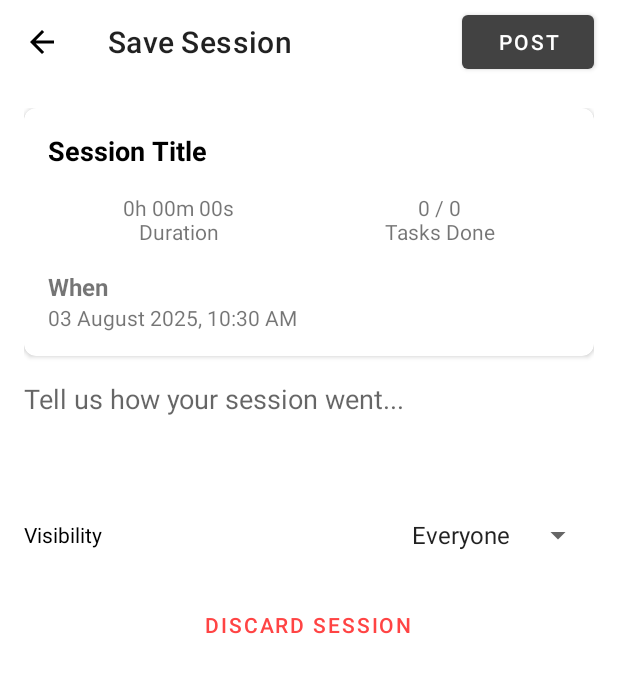
After one commit to GizaRoi/Pokus, an Android app: the SaveSessionActivity screen opened directly, with no data from a screen before it, on a phone screen of 412 x 824 dp. The commit adds this screen. Shown: the top 673 px of the screen. Run offline under Robolectric (Android 15) with nearby library versions, the phone set to English and light mode, and no system bars.

Commit message:
working sessions and todo screens, post-session screen working

```diff
--- a/app/src/main/AndroidManifest.xml
+++ b/app/src/main/AndroidManifest.xml
@@ -16,6 +16,10 @@
         android:supportsRtl="true"
         android:theme="@style/Theme.Pokus"
         tools:targetApi="31">
+        <activity
+            android:name=".ui.post.SaveSessionActivity"
+            android:exported="false" />
+
         <activity
             android:name=".auth.LoginActivity"
             android:exported="true">
--- /dev/null
+++ b/app/src/main/java/com/mobicom/mco/pokus/ui/post/SaveSessionActivity.kt
@@ -0,0 +1,83 @@
+package com.mobicom.mco.pokus.ui.post
+
+import android.content.Intent
+import android.os.Bundle
+import android.widget.ArrayAdapter
+import android.widget.Toast
+import androidx.appcompat.app.AppCompatActivity
+import com.mobicom.mco.pokus.MainActivity
+import com.mobicom.mco.pokus.R
+import com.mobicom.mco.pokus.databinding.ActivitySaveSessionBinding
+import java.text.SimpleDateFormat
+import java.util.Date
+import java.util.Locale
+import java.util.concurrent.TimeUnit
+
+class SaveSessionActivity : AppCompatActivity() {
+
+    private lateinit var binding: ActivitySaveSessionBinding
+
+    override fun onCreate(savedInstanceState: Bundle?) {
+        super.onCreate(savedInstanceState)
+        binding = ActivitySaveSessionBinding.inflate(layoutInflater)
+        setContentView(binding.root)
+
+        // Get data from the Intent
+        val durationInMillis = intent.getLongExtra("SESSION_DURATION", 0L)
+        val tasksDoneCount = intent.getIntExtra("TASKS_DONE_COUNT", 0)
+        val totalTasksCount = intent.getIntExtra("TOTAL_TASKS_COUNT", 0)
+
+        // Display the data
+        binding.tvDuration.text = "${formatDuration(durationInMillis)}\nDuration"
+        binding.tvTasksDone.text = "$tasksDoneCount / $totalTasksCount\nTasks Done"
+        binding.tvDateTime.text = SimpleDateFormat("dd MMMM yyyy, hh:mm a", Locale.getDefault()).format(Date())
+
+        // Set up the visibility spinner
+        val visibilityAdapter = ArrayAdapter.createFromResource(
+            this,
+            R.array.visibility_options,
+            android.R.layout.simple_spinner_item
+        )
+        visibilityAdapter.setDropDownViewResource(android.R.layout.simple_spinner_dropdown_item)
+        binding.spinnerVisibility.adapter = visibilityAdapter
+
+        // Set listener for the back button on the toolbar
+        binding.toolbar.setNavigationOnClickListener {
+            finish()
+        }
+
+        // Set listener for the Discard button
+        binding.btnDiscard.setOnClickListener {
+            finish() // Simply close the activity
+        }
+
+        // Set listener for the "Post" button
+        binding.btnSavePost.setOnClickListener {
+            // Backend developer will replace this with Firebase logic
+            savePostToFirebase()
+        }
+    }
+
+    private fun savePostToFirebase() {
+        // --- THIS IS WHERE THE BACKEND LOGIC WILL GO ---
+        // For now, we will simulate a successful post for the UI.
+
+        Toast.makeText(this, "Session posted successfully!", Toast.LENGTH_SHORT).show()
+
+        // Navigate back to MainActivity and show the HomeFragment
+        val intent = Intent(this, MainActivity::class.java).apply {
+            // These flags clear the activity stack and bring MainActivity to the front
+            flags = Intent.FLAG_ACTIVITY_CLEAR_TOP or Intent.FLAG_ACTIVITY_SINGLE_TOP
+            putExtra("NAVIGATE_TO", R.id.nav_home)
+        }
+        startActivity(intent)
+        finish()
+    }
+
+    private fun formatDuration(millis: Long): String {
+        val hours = TimeUnit.MILLISECONDS.toHours(millis)
+        val minutes = TimeUnit.MILLISECONDS.toMinutes(millis) % 60
+        val seconds = TimeUnit.MILLISECONDS.toSeconds(millis) % 60
+        return String.format("%dh %02dm %02ds", hours, minutes, seconds)
+    }
+}
--- /dev/null
+++ b/app/src/main/res/layout/activity_save_session.xml
@@ -0,0 +1,142 @@
+<?xml version="1.0" encoding="utf-8"?>
+<LinearLayout xmlns:android="http://schemas.android.com/apk/res/android"
+    xmlns:app="http://schemas.android.com/apk/res-auto"
+    xmlns:tools="http://schemas.android.com/tools"
+    android:layout_width="match_parent"
+    android:layout_height="match_parent"
+    android:orientation="vertical"
+    android:background="#FFFFFF">
+
+    <com.google.android.material.appbar.MaterialToolbar
+        android:id="@+id/toolbar"
+        android:layout_width="match_parent"
+        android:layout_height="?attr/actionBarSize"
+        app:title="Save Session"
+        app:navigationIcon="@drawable/backarrow">
+
+        <Button
+            android:id="@+id/btn_save_post"
+            android:layout_width="wrap_content"
+            android:layout_height="wrap_content"
+            android:layout_gravity="end"
+            android:layout_marginEnd="16dp"
+            app:backgroundTint="@color/pokus_gray"
+            android:text="Post" />
+
+    </com.google.android.material.appbar.MaterialToolbar>
+
+    <ScrollView
+        android:layout_width="match_parent"
+        android:layout_height="match_parent">
+
+        <LinearLayout
+            android:layout_width="match_parent"
+            android:layout_height="wrap_content"
+            android:orientation="vertical"
+            android:padding="16dp">
+
+            <androidx.cardview.widget.CardView
+                android:layout_width="match_parent"
+                android:layout_height="wrap_content"
+                app:cardCornerRadius="8dp"
+                app:cardElevation="2dp">
+
+                <LinearLayout
+                    android:layout_width="match_parent"
+                    android:layout_height="wrap_content"
+                    android:orientation="vertical"
+                    android:padding="16dp">
+
+                    <TextView
+                        android:id="@+id/session_title_label"
+                        android:layout_width="wrap_content"
+                        android:layout_height="wrap_content"
+                        android:text="Session Title"
+                        android:textColor="@android:color/black"
+                        android:textSize="18sp"
+                        android:textStyle="bold" />
+
+                    <LinearLayout
+                        android:layout_width="match_parent"
+                        android:layout_height="wrap_content"
+                        android:layout_marginTop="16dp"
+                        android:orientation="horizontal">
+
+                        <TextView
+                            android:id="@+id/tv_duration"
+                            android:layout_width="0dp"
+                            android:layout_height="wrap_content"
+                            android:layout_weight="1"
+                            android:gravity="center"
+                            tools:text="1h 22m 45s\nDuration" />
+
+                        <TextView
+                            android:id="@+id/tv_tasks_done"
+                            android:layout_width="0dp"
+                            android:layout_height="wrap_content"
+                            android:layout_weight="1"
+                            android:gravity="center"
+                            tools:text="4 / 6\nTasks Done" />
+                    </LinearLayout>
+
+                    <TextView
+                        android:id="@+id/tv_when"
+                        android:layout_width="wrap_content"
+                        android:layout_height="wrap_content"
+                        android:layout_marginTop="16dp"
+                        android:text="When"
+                        android:textSize="16sp"
+                        android:textStyle="bold" />
+
+                    <TextView
+                        android:id="@+id/tv_date_time"
+                        android:layout_width="wrap_content"
+                        android:layout_height="wrap_content"
+                        tools:text="28 June 2025, 10:30 PM" />
+                </LinearLayout>
+            </androidx.cardview.widget.CardView>
+
+            <EditText
+                android:id="@+id/et_description"
+                android:layout_width="match_parent"
+                android:layout_height="wrap_content"
+                android:layout_marginTop="16dp"
+                android:background="@null"
+                android:gravity="top"
+                android:hint="Tell us how your session went..."
+                android:minLines="3" />
+
+            <RelativeLayout
+                android:layout_width="match_parent"
+                android:layout_height="wrap_content"
+                android:layout_marginTop="24dp">
+
+                <TextView
+                    android:layout_width="wrap_content"
+                    android:layout_height="wrap_content"
+                    android:layout_alignParentStart="true"
+                    android:layout_centerVertical="true"
+                    android:text="Visibility"
+                    android:textColor="@android:color/black" />
+
+                <Spinner
+                    android:id="@+id/spinner_visibility"
+                    android:layout_width="wrap_content"
+                    android:layout_height="wrap_content"
+                    android:layout_alignParentEnd="true"
+                    android:layout_centerVertical="true" />
+            </RelativeLayout>
+
+            <Button
+                android:id="@+id/btn_discard"
+                style="@style/Widget.MaterialComponents.Button.TextButton"
+                android:layout_width="wrap_content"
+                android:layout_height="wrap_content"
+                android:layout_gravity="center_horizontal"
+                android:layout_marginTop="24dp"
+                android:text="Discard Session"
+                android:textColor="@android:color/holo_red_light" />
+
+        </LinearLayout>
+    </ScrollView>
+</LinearLayout>
--- a/app/src/main/res/layout/activity_todo.xml
+++ b/app/src/main/res/layout/activity_todo.xml
@@ -25,6 +25,7 @@
         android:visibility="gone"> <Button
         android:id="@+id/btn_complete"
         android:layout_width="0dp"
+        app:backgroundTint="@color/pokus_gray"
         android:layout_height="wrap_content"
         android:layout_marginEnd="4dp"
         android:layout_weight="1"
@@ -36,6 +37,7 @@
             android:layout_height="wrap_content"
             android:layout_marginStart="4dp"
             android:layout_weight="1"
+            app:backgroundTint="@color/pokus_gray"
             android:text="Import to Session" />
 
     </LinearLayout>
--- a/app/src/main/res/layout/itemtodo.xml
+++ b/app/src/main/res/layout/itemtodo.xml
@@ -17,7 +17,8 @@
         <CheckBox
             android:id="@+id/checkbox"
             android:layout_width="wrap_content"
-            android:layout_height="wrap_content" />
+            android:layout_height="wrap_content"
+            app:buttonTint="#424242" />
 
         <TextView
             android:id="@+id/todoTitle"
--- a/app/src/main/res/values/colors.xml
+++ b/app/src/main/res/values/colors.xml
@@ -1,4 +1,5 @@
 <?xml version="1.0" encoding="utf-8"?>
 <resources>
     <color name="pokus_blue">#267FE8</color>
+    <color name="pokus_gray">#424242</color>
 </resources>
--- a/app/src/main/res/values/strings.xml
+++ b/app/src/main/res/values/strings.xml
@@ -1,4 +1,9 @@
 <?xml version="1.0" encoding="utf-8"?>
 <resources>
+    <string-array name="visibility_options">
+        <item>Everyone</item>
+        <item>Friends</item>
+        <item>Only Me</item>
+    </string-array>
     <string name="default_web_client_id">1005774447205-3d540itm164s3uprvhd4g1giplnrhhf7.apps.googleusercontent.com</string>
 </resources>
```
Also changed, not shown: app/src/main/java/com/mobicom/mco/pokus/data/PokusRepository.kt (+7 -1 lines), app/src/main/java/com/mobicom/mco/pokus/data/database/PokusDatabaseHelper.kt (+17 -6 lines), app/src/main/java/com/mobicom/mco/pokus/data/database/TodoDao.kt (+38 -4 lines), app/src/main/java/com/mobicom/mco/pokus/services/TimerService.kt (+13 -11 lines), app/src/main/java/com/mobicom/mco/pokus/sessions/SessionTaskAdapter.kt (+8 -8 lines), app/src/main/java/com/mobicom/mco/pokus/sessions/SessionsFragment.kt (+35 -20 lines), app/src/main/res/drawable/dotted_border.xml (added, +15 -0 lines), app/src/main/res/drawable/ic_add_photo.xml (added, +9 -0 lines), app/src/main/res/layout/activity_sessions.xml (+15 -7 lines).
